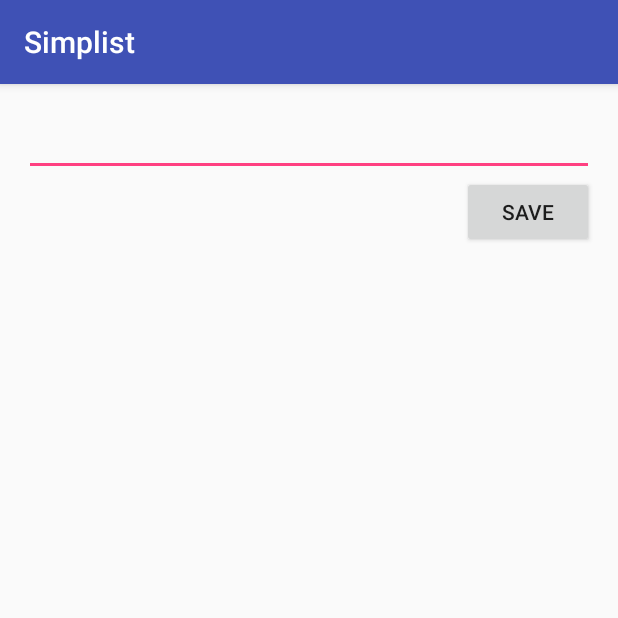
After one commit to kennethpu/Simplist, an Android app: the EditItemActivity screen opened directly, with no data from a screen before it, on a phone screen of 412 x 824 dp, the top half of it. The commit adds this screen. Run offline under Robolectric (Android 15) with nearby library versions, the phone set to English and light mode, and no system bars.

Commit message:
Add rudimentary edit task functionality

```diff
--- a/app/src/main/AndroidManifest.xml
+++ b/app/src/main/AndroidManifest.xml
@@ -18,6 +18,7 @@
                 <category android:name="android.intent.category.LAUNCHER" />
             </intent-filter>
         </activity>
+        <activity android:name=".EditItemActivity"></activity>
     </application>
 
 </manifest>
--- /dev/null
+++ b/app/src/main/java/com/codepath/kpu/simplist/EditItemActivity.java
@@ -0,0 +1,34 @@
+package com.codepath.kpu.simplist;
+
+import android.content.Intent;
+import android.os.Bundle;
+import android.support.v7.app.AppCompatActivity;
+import android.view.View;
+import android.widget.EditText;
+
+public class EditItemActivity extends AppCompatActivity {
+
+    int position;
+
+    @Override
+    protected void onCreate(Bundle savedInstanceState) {
+        super.onCreate(savedInstanceState);
+        setContentView(R.layout.activity_edit_item);
+
+        position = getIntent().getIntExtra("position", 0);
+        String taskName = getIntent().getStringExtra("task_name");
+        EditText etNewItem = (EditText)findViewById(R.id.etEditItem);
+        etNewItem.setText(taskName);
+    }
+
+    public void onSave(View v) {
+        EditText etName = (EditText) findViewById(R.id.etEditItem);
+
+        Intent data = new Intent();
+        data.putExtra("position", position);
+        data.putExtra("task_name", etName.getText().toString());
+        setResult(RESULT_OK, data);
+
+        this.finish();
+    }
+}
--- /dev/null
+++ b/app/src/main/res/layout/activity_edit_item.xml
@@ -0,0 +1,32 @@
+<?xml version="1.0" encoding="utf-8"?>
+<RelativeLayout xmlns:android="http://schemas.android.com/apk/res/android"
+    xmlns:tools="http://schemas.android.com/tools"
+    android:layout_width="match_parent"
+    android:layout_height="match_parent"
+    android:paddingBottom="@dimen/activity_vertical_margin"
+    android:paddingLeft="@dimen/activity_horizontal_margin"
+    android:paddingRight="@dimen/activity_horizontal_margin"
+    android:paddingTop="@dimen/activity_vertical_margin"
+    tools:context="com.codepath.kpu.simplist.EditItemActivity">
+
+    <EditText
+        android:layout_width="wrap_content"
+        android:layout_height="wrap_content"
+        android:layout_alignParentTop="true"
+        android:layout_alignParentRight="true"
+        android:layout_alignParentEnd="true"
+        android:layout_alignParentLeft="true"
+        android:layout_alignParentStart="true"
+        android:id="@+id/etEditItem" />
+
+    <Button
+        android:layout_width="wrap_content"
+        android:layout_height="wrap_content"
+        android:text="Save"
+        android:id="@+id/btnSave"
+        android:layout_below="@+id/etEditItem"
+        android:layout_alignRight="@+id/etEditItem"
+        android:layout_alignEnd="@+id/etEditItem"
+        android:onClick="onSave" />
+
+</RelativeLayout>
```
Also changed, not shown: app/src/main/java/com/codepath/kpu/simplist/MainActivity.java (+32 -0 lines), 1 other file.
